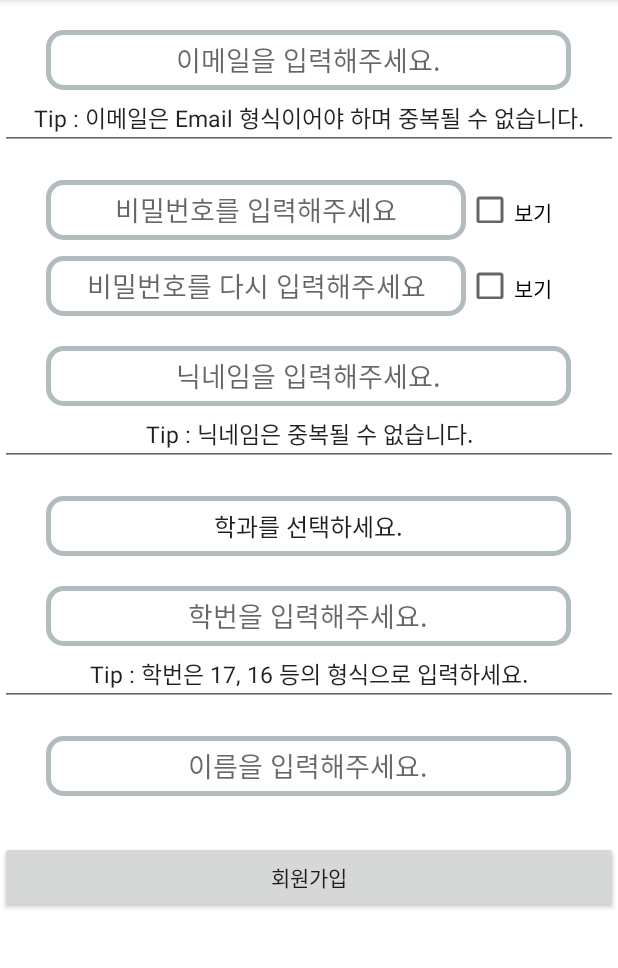
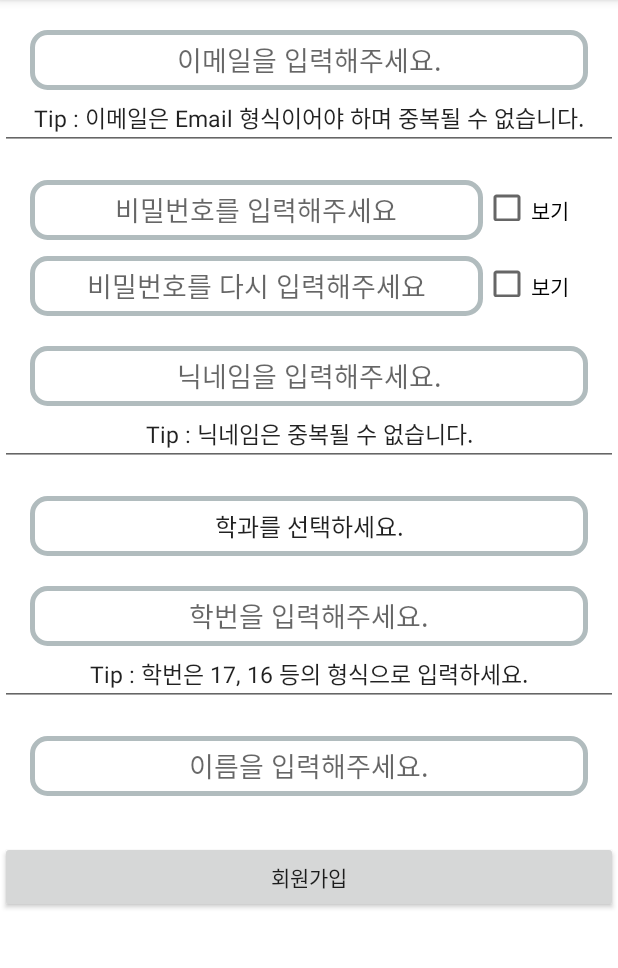
Before and after one commit to SongHeeJae/MyongjiMoa, an Android app: the screen it shows after launch (LoginActivity), after a tap on an icon or button, on a phone screen of 412 x 824 dp, the part 84-1052 px from its top. Run offline under Robolectric (Android 15) with nearby library versions, the phone set to English and light mode, and no system bars.

Commit message:
자바코드, 회원가입 xml 수정

```diff
--- a/app/src/main/java/com/example/myongjimoa/ReviewListActivity.java
+++ b/app/src/main/java/com/example/myongjimoa/ReviewListActivity.java
@@ -138,6 +138,8 @@ public class ReviewListActivity extends AppCompatActivity implements OnMapReadyC
         menu.setText("메뉴 : " + restaurant.getMenu());
         score.setText(restaurant.getScore() + "" + " 점");
         review_num.setText(restaurant.getReview_num() + "" + " 개");
+
+        Log.d("메뉴", "" + restaurant.getMenu().split("/")[0]);
 
         scroll = true;
         count_review_id = "`review`.`id`+1";
--- a/app/src/main/java/com/example/myongjimoa/ReviewWriteActivity.java
+++ b/app/src/main/java/com/example/myongjimoa/ReviewWriteActivity.java
@@ -181,7 +181,6 @@ public class ReviewWriteActivity extends AppCompatActivity {
     }
 
     public void reviewUpload(ArrayList<String> path) {
-
         ConnectDB connectDB = Request.getRetrofit().create(ConnectDB.class);
         Call<String> call = connectDB.writeReview(restaurant_id, Request.filter(write_description.getText().toString()), user_id, rating_bar.getRating(), Request.getTime("yyyy-MM-dd HH:mm:ss"), path);
 
@@ -190,6 +189,8 @@ public class ReviewWriteActivity extends AppCompatActivity {
             public void onResponse(Call<String> call, Response<String> response) {
 
                 String result = response.body().trim();
+
+                Log.d("ㅇㅇ", result);
                 if(result.equals("success")) {
                     AlertDialog.Builder builder = new AlertDialog.Builder(ReviewWriteActivity.this);
                     builder.setTitle("메시지");
--- a/app/src/main/res/layout/add_user.xml
+++ b/app/src/main/res/layout/add_user.xml
@@ -1,5 +1,5 @@
 <?xml version="1.0" encoding="utf-8"?>
-<LinearLayout xmlns:android="http://schemas.android.com/apk/res/android"
+<ScrollView xmlns:android="http://schemas.android.com/apk/res/android"
     android:layout_width="match_parent"
     android:layout_height="match_parent"
     android:layout_gravity="center"
@@ -7,19 +7,26 @@
 
     <LinearLayout
         android:layout_width="match_parent"
+        android:layout_height="match_parent"
+        android:orientation="vertical">
+
+    <RelativeLayout
+        android:layout_width="match_parent"
         android:layout_height="wrap_content"
         android:layout_marginTop="20dp"
+        android:layout_marginLeft="20dp"
+        android:layout_marginRight="20dp"
         android:gravity="center"
         android:orientation="horizontal">
         <EditText
             android:id="@+id/user_email"
-            android:layout_width="350dp"
+            android:layout_width="match_parent"
             android:layout_height="40dp"
             android:background="@drawable/rounded"
             android:hint="이메일을 입력해주세요."
             android:inputType="textEmailAddress"
             android:textAlignment="center" />
-    </LinearLayout>
+    </RelativeLayout>
 
     <LinearLayout
         android:layout_width="match_parent"
@@ -35,17 +42,20 @@
             android:textSize="15dp" />
     </LinearLayout>
 
-    <LinearLayout
+    <RelativeLayout
         android:layout_width="match_parent"
         android:layout_height="wrap_content"
         android:layout_marginTop="20dp"
+        android:layout_marginLeft="20dp"
+        android:layout_marginRight="20dp"
         android:gravity="center"
         android:orientation="horizontal">
 
         <EditText
             android:id="@+id/user_password"
-            android:layout_width="280dp"
+            android:layout_width="match_parent"
             android:layout_height="40dp"
+            android:layout_marginRight="70dp"
             android:background="@drawable/rounded"
             android:hint="비밀번호를 입력해주세요"
             android:inputType="textPassword"
@@ -54,26 +64,31 @@
 
         <CheckBox
             android:id="@+id/etpw"
+            android:layout_alignParentRight="true"
+            android:layout_marginTop="9dp"
             android:layout_width="70dp"
             android:layout_height="18dp"
             android:text="보기" />
-    </LinearLayout>
+    </RelativeLayout>
 
     <LinearLayout
         android:layout_width="match_parent"
         android:layout_height="5dp"></LinearLayout>
 
-    <LinearLayout
+    <RelativeLayout
         android:layout_width="match_parent"
         android:layout_height="wrap_content"
+        android:layout_marginLeft="20dp"
+        android:layout_marginRight="20dp"
         android:layout_marginTop="5dp"
         android:gravity="center"
         android:orientation="horizontal">
 
         <EditText
             android:id="@+id/re_password"
-            android:layout_width="280dp"
+            android:layout_width="match_parent"
             android:layout_height="40dp"
+            android:layout_marginRight="70dp"
             android:background="@drawable/rounded"
             android:hint="비밀번호를 다시 입력해주세요"
             android:inputType="textPassword"
@@ -82,26 +97,30 @@
 
         <CheckBox
             android:id="@+id/etpw2"
+            android:layout_alignParentRight="true"
             android:layout_width="70dp"
             android:layout_height="18dp"
+            android:layout_marginTop="9dp"
             android:text="보기" />
-    </LinearLayout>
+    </RelativeLayout>
 
-    <LinearLayout
+    <RelativeLayout
         android:layout_width="match_parent"
         android:layout_height="wrap_content"
+        android:layout_marginLeft="20dp"
+        android:layout_marginRight="20dp"
         android:layout_marginTop="20dp"
         android:gravity="center"
         android:orientation="horizontal">
 
         <EditText
             android:id="@+id/user_nickname"
-            android:layout_width="350dp"
+            android:layout_width="match_parent"
             android:layout_height="40dp"
             android:background="@drawable/rounded"
             android:hint="닉네임을 입력해주세요."
             android:textAlignment="center" />
-    </LinearLayout>
+    </RelativeLayout>
 
     <LinearLayout
         android:layout_width="match_parent"
@@ -117,37 +136,41 @@
             android:textSize="15dp" />
     </LinearLayout>
 
-    <LinearLayout
+    <RelativeLayout
         android:layout_width="match_parent"
         android:layout_height="wrap_content"
+        android:layout_marginLeft="20dp"
+        android:layout_marginRight="20dp"
         android:layout_marginTop="20dp"
         android:gravity="center"
         android:orientation="horizontal">
 
         <Spinner
             android:id="@+id/spinner_major"
-            android:layout_width="350dp"
+            android:layout_width="match_parent"
             android:layout_height="40dp"
             android:background="@drawable/rounded"
             android:textAlignment="center" />
-    </LinearLayout>
+    </RelativeLayout>
 
-    <LinearLayout
+    <RelativeLayout
         android:layout_width="match_parent"
         android:layout_height="wrap_content"
+        android:layout_marginLeft="20dp"
+        android:layout_marginRight="20dp"
         android:layout_marginTop="20dp"
         android:gravity="center"
         android:orientation="horizontal">
 
         <EditText
             android:id="@+id/user_number"
-            android:layout_width="350dp"
+            android:layout_width="match_parent"
             android:layout_height="40dp"
             android:background="@drawable/rounded"
             android:hint="학번을 입력해주세요."
             android:inputType="number"
             android:textAlignment="center" />
-    </LinearLayout>
+    </RelativeLayout>
 
     <LinearLayout
         android:layout_width="match_parent"
@@ -163,21 +186,23 @@
             android:textSize="15dp" />
     </LinearLayout>
 
-    <LinearLayout
+    <RelativeLayout
         android:layout_width="match_parent"
         android:layout_height="wrap_content"
         android:layout_marginTop="20dp"
+        android:layout_marginLeft="20dp"
+        android:layout_marginRight="20dp"
         android:gravity="center"
         android:orientation="horizontal">
 
         <EditText
             android:id="@+id/user_name"
-            android:layout_width="350dp"
+            android:layout_width="match_parent"
             android:layout_height="40dp"
             android:background="@drawable/rounded"
             android:hint="이름을 입력해주세요."
             android:textAlignment="center" />
-    </LinearLayout>
+    </RelativeLayout>
 
     <Button
         android:id="@+id/submit"
@@ -185,4 +210,5 @@
         android:layout_height="wrap_content"
         android:layout_marginTop="30dp"
         android:text="회원가입" />
-</LinearLayout>
+    </LinearLayout>
+</ScrollView>
```
